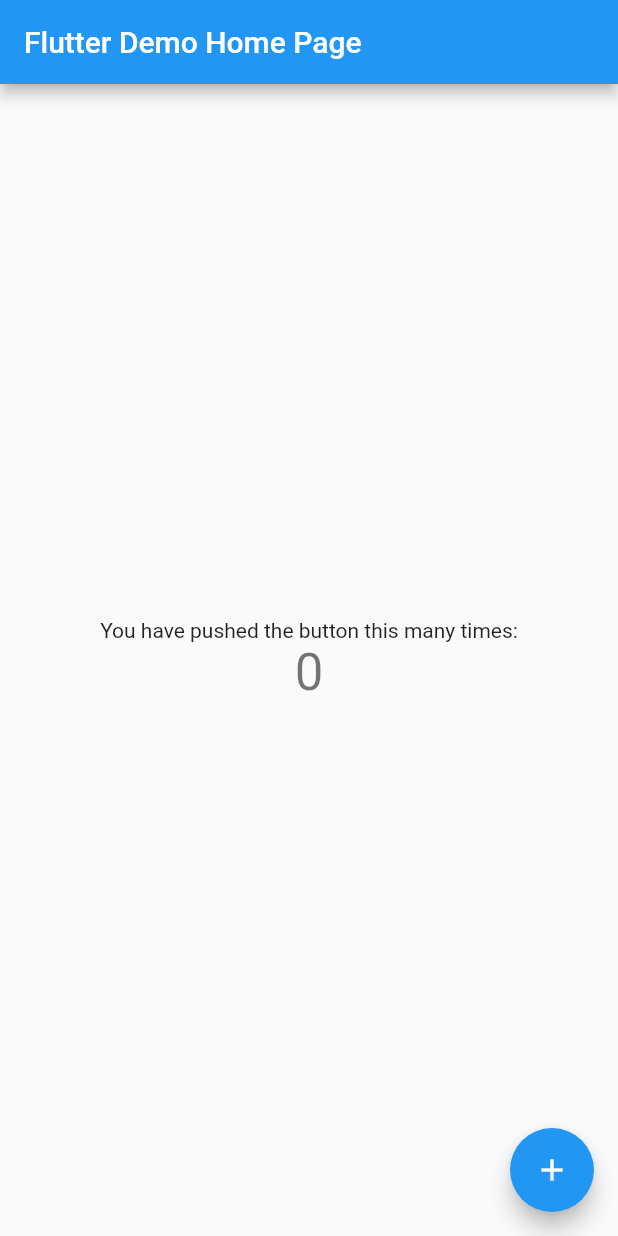
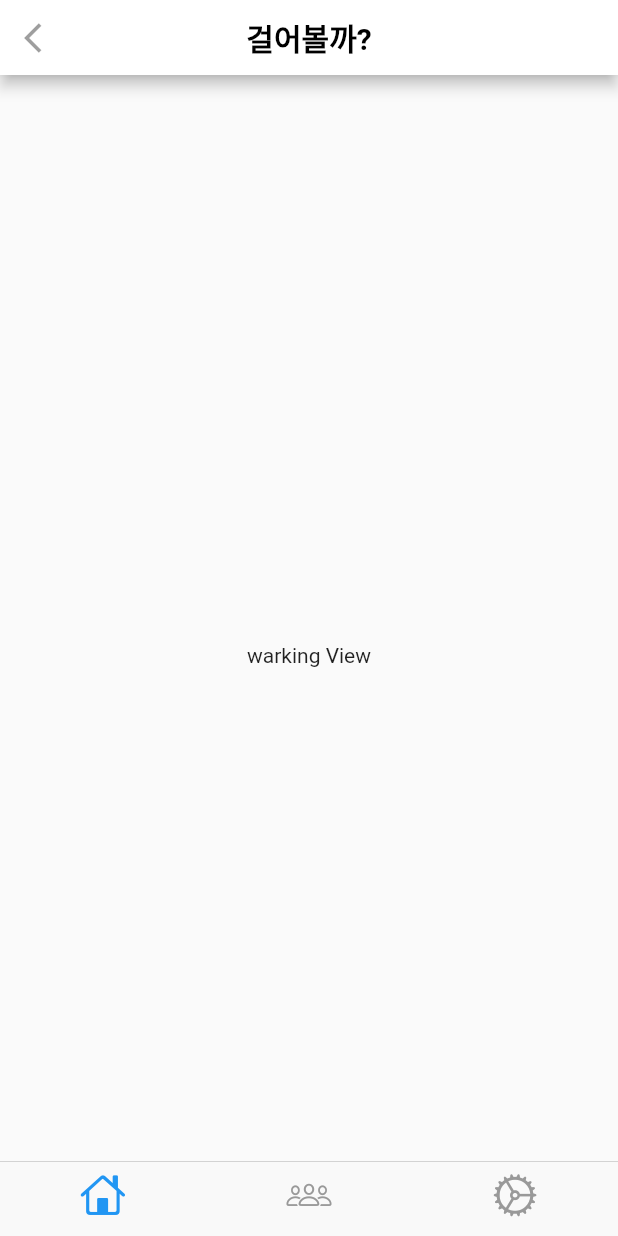
Before and after one commit to dsc-sookmyung/2023-In-Out-SolutionChallenge, a Flutter app: the screen it shows after launch, on a phone screen of 412 x 824 dp. Run offline on Flutter 3.47's test engine with Material 2 defaults, Android fonts, the phone set to English and light mode, and no system bars.

Commit message:
add Custom Appbar

```diff
--- a/lib/main.dart
+++ b/lib/main.dart
@@ -1,6 +1,11 @@
 import 'package:flutter/material.dart';
+import 'package:flutter/cupertino.dart';
+
+// Views
+import 'package:largo/views/walking.dart';
 
 void main() {
+  WidgetsFlutterBinding.ensureInitialized();
   runApp(const MyApp());
 }
 
@@ -11,19 +16,6 @@ class MyApp extends StatelessWidget {
   @override
   Widget build(BuildContext context) {
     return MaterialApp(
-      title: 'Flutter Demo',
-      theme: ThemeData(
-        // This is the theme of your application.
-        //
-        // Try running your application with "flutter run". You'll see the
-        // application has a blue toolbar. Then, without quitting the app, try
-        // changing the primarySwatch below to Colors.green and then invoke
-        // "hot reload" (press "r" in the console where you ran "flutter run",
-        // or simply save your changes to "hot reload" in a Flutter IDE).
-        // Notice that the counter didn't reset back to zero; the application
-        // is not restarted.
-        primarySwatch: Colors.blue,
-      ),
       home: const MyHomePage(title: 'Flutter Demo Home Page'),
     );
   }
@@ -32,15 +24,6 @@ class MyApp extends StatelessWidget {
 class MyHomePage extends StatefulWidget {
   const MyHomePage({super.key, required this.title});
 
-  // This widget is the home page of your application. It is stateful, meaning
-  // that it has a State object (defined below) that contains fields that affect
-  // how it looks.
-
-  // This class is the configuration for the state. It holds the values (in this
-  // case the title) provided by the parent (in this case the App widget) and
-  // used by the build method of the State. Fields in a Widget subclass are
-  // always marked "final".
-
   final String title;
 
   @override
@@ -48,68 +31,23 @@ class MyHomePage extends StatefulWidget {
 }
 
 class _MyHomePageState extends State<MyHomePage> {
-  int _counter = 0;
-
-  void _incrementCounter() {
-    setState(() {
-      // This call to setState tells the Flutter framework that something has
-      // changed in this State, which causes it to rerun the build method below
-      // so that the display can reflect the updated values. If we changed
-      // _counter without calling setState(), then the build method would not be
-      // called again, and so nothing would appear to happen.
-      _counter++;
-    });
-  }
+  List<BottomNavigationBarItem> items = [
+    BottomNavigationBarItem(icon: Icon(CupertinoIcons.home)),
+    BottomNavigationBarItem(icon: Icon(CupertinoIcons.group)),
+    BottomNavigationBarItem(icon: Icon(CupertinoIcons.settings))
+  ];
 
   @override
   Widget build(BuildContext context) {
-    // This method is rerun every time setState is called, for instance as done
-    // by the _incrementCounter method above.
-    //
-    // The Flutter framework has been optimized to make rerunning build methods
-    // fast, so that you can just rebuild anything that needs updating rather
-    // than having to individually change instances of widgets.
-    return Scaffold(
-      appBar: AppBar(
-        // Here we take the value from the MyHomePage object that was created by
-        // the App.build method, and use it to set our appbar title.
-        title: Text(widget.title),
-      ),
-      body: Center(
-        // Center is a layout widget. It takes a single child and positions it
-        // in the middle of the parent.
-        child: Column(
-          // Column is also a layout widget. It takes a list of children and
-          // arranges them vertically. By default, it sizes itself to fit its
-          // children horizontally, and tries to be as tall as its parent.
-          //
-          // Invoke "debug painting" (press "p" in the console, choose the
-          // "Toggle Debug Paint" action from the Flutter Inspector in Android
-          // Studio, or the "Toggle Debug Paint" command in Visual Studio Code)
-          // to see the wireframe for each widget.
-          //
-          // Column has various properties to control how it sizes itself and
-          // how it positions its children. Here we use mainAxisAlignment to
-          // center the children vertically; the main axis here is the vertical
-          // axis because Columns are vertical (the cross axis would be
-          // horizontal).
-          mainAxisAlignment: MainAxisAlignment.center,
-          children: <Widget>[
-            const Text(
-              'You have pushed the button this many times:',
-            ),
-            Text(
-              '$_counter',
-              style: Theme.of(context).textTheme.headlineMedium,
-            ),
-          ],
-        ),
-      ),
-      floatingActionButton: FloatingActionButton(
-        onPressed: _incrementCounter,
-        tooltip: 'Increment',
-        child: const Icon(Icons.add),
-      ), // This trailing comma makes auto-formatting nicer for build methods.
-    );
+    return CupertinoTabScaffold(
+        tabBar: CupertinoTabBar(items: items),
+        tabBuilder: (context, index) {
+          switch (index) {
+            case 2:
+              return WalkingView();
+            default:
+              return WalkingView();
+          }
+        });
   }
 }
--- /dev/null
+++ b/lib/views/walking.dart
@@ -0,0 +1,31 @@
+import 'package:flutter/material.dart';
+import 'package:flutter/cupertino.dart';
+
+// Widget
+import 'package:largo/widgets/customAppbar.dart';
+
+class WalkingView extends StatefulWidget {
+  @override
+  _WalkingView createState() => _WalkingView();
+}
+
+class _WalkingView extends State<WalkingView> {
+  @override
+  Widget build(BuildContext context) {
+    final double statusBarHeight = MediaQuery.of(context).padding.top;
+    double _height = MediaQuery.of(context).size.height - (statusBarHeight * 2);
+    double _width = MediaQuery.of(context).size.width;
+    double _cardHeight = _height * 0.72;
+    double _cardWidth = _width * 0.52;
+    double _innerImageHeight = _cardHeight * 0.83;
+    double _innerImageWidth = _cardWidth * 0.95;
+
+    // TODO: implement build
+    return Scaffold(
+        appBar: CustomAppBar("걸어볼까?"),
+        body: Container(
+            child: Center(
+          child: Text("warking View"),
+        )));
+  }
+}
--- /dev/null
+++ b/lib/widgets/customAppbar.dart
@@ -0,0 +1,29 @@
+import 'package:flutter/material.dart';
+import 'package:flutter/cupertino.dart';
+
+class CustomAppBar extends StatelessWidget with PreferredSizeWidget {
+  @override
+  final Size preferredSize;
+
+  final String title;
+
+  CustomAppBar(
+    this.title, {
+    Key? key,
+  })  : preferredSize = Size.fromHeight(50.0),
+        super(key: key);
+
+  @override
+  Widget build(BuildContext context) {
+    return AppBar(
+      title: Text(
+        title,
+        style: TextStyle(color: Colors.black, fontWeight: FontWeight.bold),
+      ),
+      centerTitle: true,
+      backgroundColor: Colors.white,
+      leading: IconButton(icon: Icon(Icons.arrow_back_ios), onPressed: null),
+      automaticallyImplyLeading: true,
+    );
+  }
+}
```
